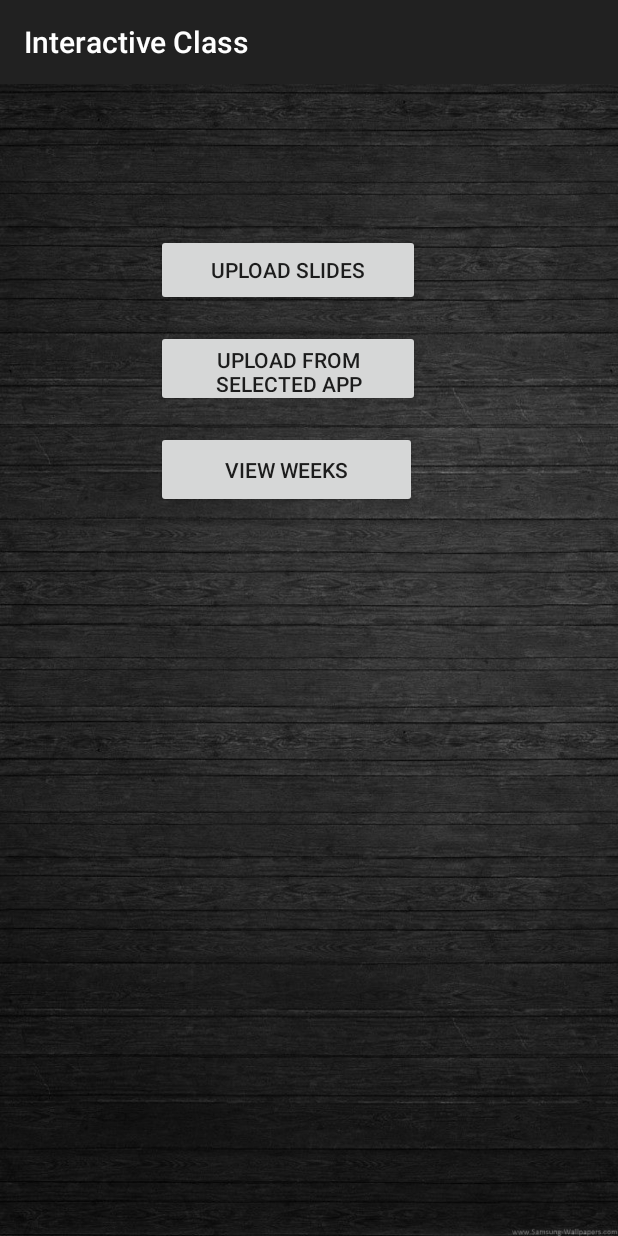
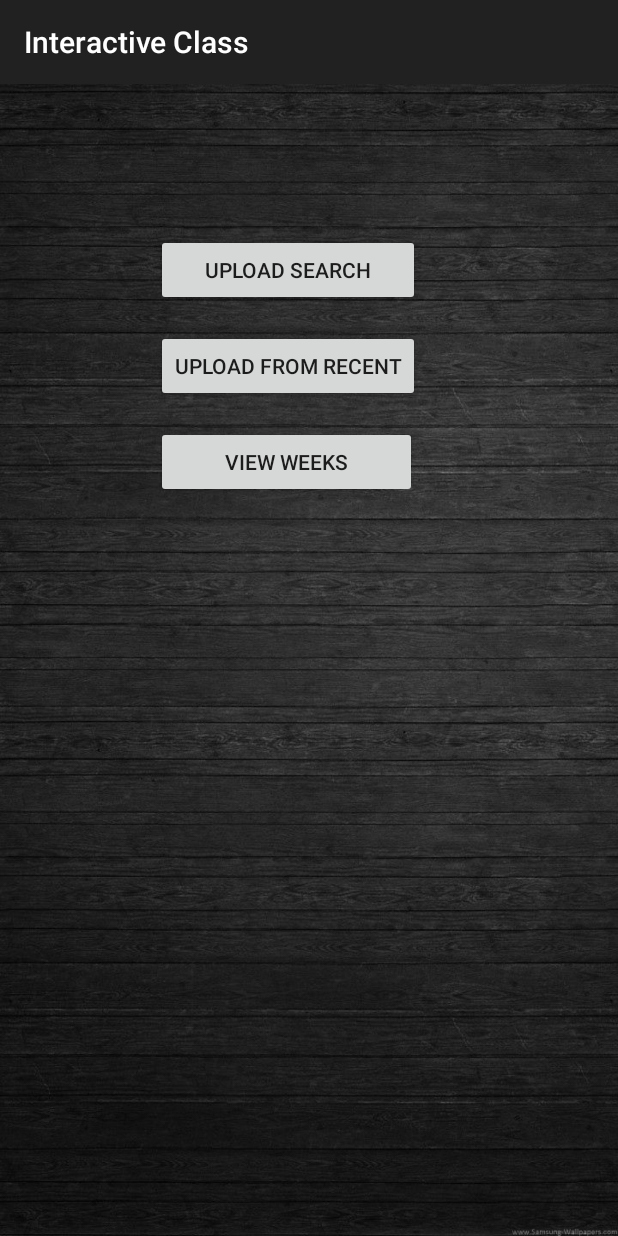
Before and after one commit to isaacmarcus/interactiveclass, an Android app: the DropBoxActivity screen opened directly, with no data from a screen before it, on a phone screen of 412 x 824 dp. Run offline under Robolectric (Android 15) with nearby library versions, the phone set to English and light mode, and no system bars; libraries missing offline, so code that uses them is left out: com.dropbox.client2; 3 statements that could not run were skipped.

Commit message:
Final Draft

```diff
--- a/app/src/main/res/layout/activity_dropbox.xml
+++ b/app/src/main/res/layout/activity_dropbox.xml
@@ -10,10 +10,10 @@
     <Button
         android:id="@+id/upload"
         android:layout_width="176dp"
-        android:layout_height="48dp"
+        android:layout_height="wrap_content"
         android:layout_marginStart="104dp"
         android:layout_marginTop="100dp"
-        android:text="Upload Slides"
+        android:text="Upload Search"
         app:layout_constraintStart_toStartOf="parent"
         app:layout_constraintTop_toTopOf="parent"
         android:layout_marginLeft="104dp" />
@@ -21,10 +21,10 @@
     <Button
         android:id="@+id/uploadapp"
         android:layout_width="176dp"
-        android:layout_height="51dp"
+        android:layout_height="wrap_content"
         android:layout_marginStart="104dp"
         android:layout_marginTop="16dp"
-        android:text="Upload From selected App"
+        android:text="Upload From Recent"
         app:layout_constraintStart_toStartOf="parent"
         app:layout_constraintTop_toBottomOf="@+id/upload"
         android:layout_marginLeft="104dp" />
@@ -32,7 +32,7 @@
     <Button
         android:id="@+id/button20"
         android:layout_width="174dp"
-        android:layout_height="51dp"
+        android:layout_height="wrap_content"
         android:layout_marginStart="104dp"
         android:layout_marginTop="16dp"
         android:text="View Weeks"
```
Also changed, not shown: 1 other file.
